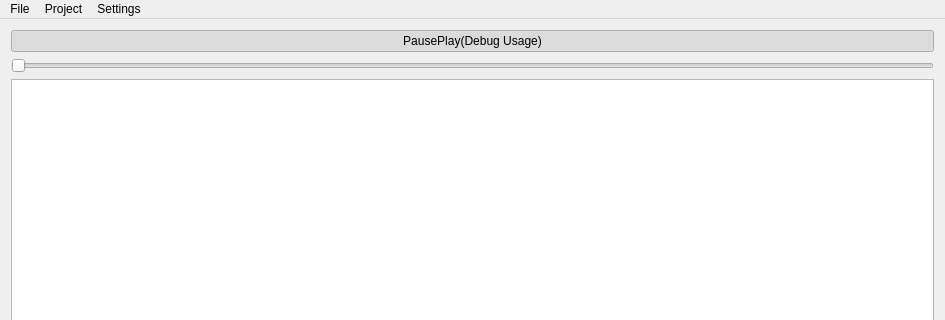
This is Codes/MainWindow/mainwindow.ui in NichtsVonChaos/CrowdedHell as Qt 5 draws it before an edit; both pictures show x 0 to 945 and y 0 to 320 of the 945 by 578 pixel window. The edited form follows.
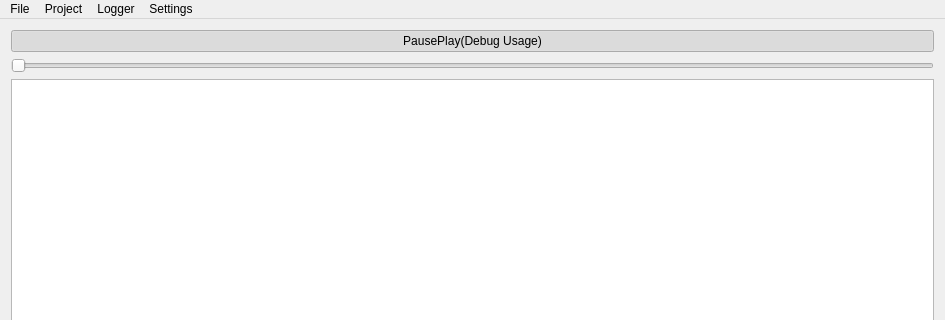
This is the edited form. Custom widgets are drawn as their Qt base class.

```diff
--- a/Codes/MainWindow/mainwindow.ui
+++ b/Codes/MainWindow/mainwindow.ui
@@ -91,8 +91,18 @@
     <addaction name="actionExport"/>
     <addaction name="actionReselectMusic"/>
    </widget>
+   <widget class="QMenu" name="menuLogger">
+    <property name="title">
+     <string>Logger</string>
+    </property>
+    <addaction name="actionHideAllInfoTypeMessage"/>
+    <addaction name="separator"/>
+    <addaction name="actionExportLogToFile"/>
+    <addaction name="actionClearLogger"/>
+   </widget>
    <addaction name="menuFile"/>
    <addaction name="menuProject"/>
+   <addaction name="menuLogger"/>
    <addaction name="menuSettings"/>
   </widget>
   <widget class="QStatusBar" name="statusBar"/>
```
Left out of the diff: 29 changed lines with no effect on the pictures.
